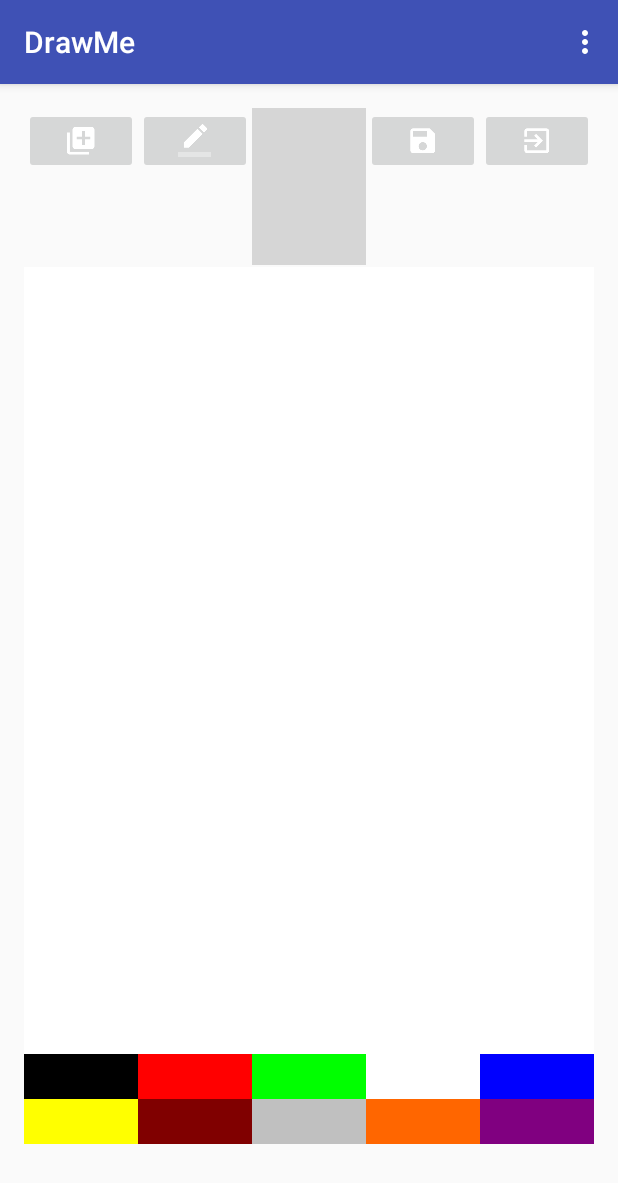
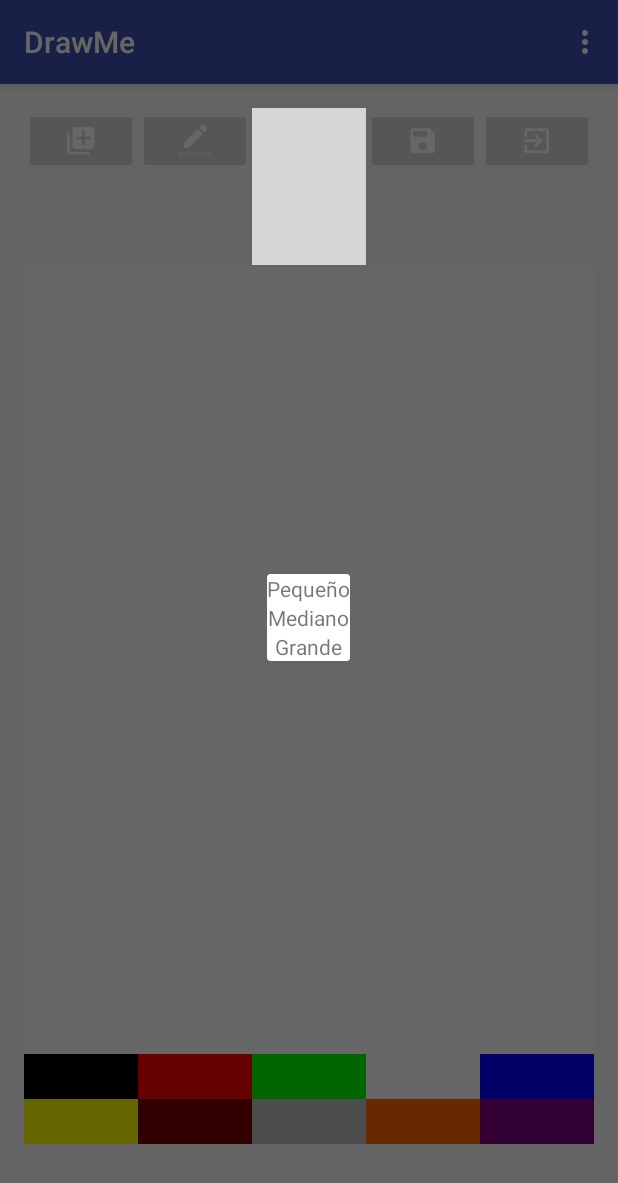
Before and after one commit to Jose95V/DrawMe, an Android app: the screen it shows after launch (MainActivity), after a tap on an icon or button, on a phone screen of 412 x 824 dp. Shown: the top 1183 px of the screen. Run offline under Robolectric (Android 15) with nearby library versions, the phone set to English and light mode, and no system bars; grey boxes are pictures that could not be loaded.

Commit message:
ultimando detalles del boton pintar

```diff
--- a/app/src/main/java/com/example/josedanilo/drawme/Lienzo.java
+++ b/app/src/main/java/com/example/josedanilo/drawme/Lienzo.java
@@ -7,6 +7,7 @@ import android.graphics.Color;
 import android.graphics.Paint;
 import android.graphics.Path;
 import android.util.AttributeSet;
+import android.util.TypedValue;
 import android.view.MotionEvent;
 import android.view.View;
 
@@ -18,10 +19,13 @@ public class Lienzo extends View {
 
 
     private Path drawPath; // se utiliza para ir pintando las lineas
-    private Paint drawPaint, canvasPaint; // paint dibujar y paint canvas
+    private static Paint drawPaint;  // paint dibujar y paint canvas
+    private  Paint canvasPaint;
     private int paintColor = 0xFF000000; //color inicial
     private Canvas drawCanvas; //canvas
     private Bitmap canvasBitmap; //canvas para guardar
+
+     static float TamanoPunto;
 
     public Lienzo(Context context, AttributeSet attrs) {
         super(context, attrs);
@@ -38,6 +42,9 @@ public class Lienzo extends View {
         drawPaint = new Paint();
         drawPaint.setColor(paintColor);
         drawPaint.setAntiAlias(true);
+
+
+
         drawPaint.setStrokeWidth(20);
         drawPaint.setStyle(Paint.Style.STROKE);
         drawPaint.setStrokeJoin(Paint.Join.ROUND);
@@ -100,4 +107,15 @@ public class Lienzo extends View {
         paintColor = Color.parseColor(newColor);
         drawPaint.setColor(paintColor);
     }
+
+    //seleccionar tamaño del punto
+
+    public static void setTamanoPunto(float nuevoTamano){
+
+        drawPaint.setStrokeWidth(nuevoTamano);
+
+
+    }
+
+
 }
--- a/app/src/main/java/com/example/josedanilo/drawme/MainActivity.java
+++ b/app/src/main/java/com/example/josedanilo/drawme/MainActivity.java
@@ -2,6 +2,7 @@ package com.example.josedanilo.drawme;
 
 import android.app.Dialog;
 import android.os.Bundle;
+import android.provider.Settings;
 import android.support.design.widget.FloatingActionButton;
 import android.support.design.widget.Snackbar;
 import android.support.v7.app.AppCompatActivity;
@@ -10,6 +11,7 @@ import android.view.View;
 import android.view.Menu;
 import android.view.MenuItem;
 import android.widget.ImageButton;
+import android.widget.TextView;
 
 public class MainActivity extends AppCompatActivity implements View.OnClickListener{
 
@@ -25,6 +27,8 @@ public class MainActivity extends AppCompatActivity implements View.OnClickListe
     ImageButton naranja;
     ImageButton morado;
 
+    private static Lienzo lienzo;
+
     //botones de accion
     ImageButton nuevo;
     ImageButton trazo;
@@ -33,13 +37,12 @@ public class MainActivity extends AppCompatActivity implements View.OnClickListe
     ImageButton salir;
 
     //tamaños de pincel
-    Integer ppequeno;
-    Integer pmediano;
-    Integer pgrande;
-    Integer pdefecto;
+    float ppequeno;
+    float pmediano;
+    float pgrande;
+    float pdefecto;
 
 
-    Lienzo lienzo;
 
     @Override
     protected void onCreate(Bundle savedInstanceState) {
@@ -47,6 +50,7 @@ public class MainActivity extends AppCompatActivity implements View.OnClickListe
         setContentView(R.layout.activity_main);
         Toolbar toolbar = (Toolbar) findViewById(R.id.toolbar);
         setSupportActionBar(toolbar);
+
         //enlazando colores
         negro = (ImageButton) findViewById(R.id.colornegro);
         blanco = (ImageButton) findViewById(R.id.colorblanco);
@@ -167,13 +171,46 @@ public class MainActivity extends AppCompatActivity implements View.OnClickListe
                 break;
 
             //botones de accion
-            case R.id.nuevo:
+            case R.id.trazo:
+                final Dialog tamanopunto = new Dialog(this);
+                tamanopunto.setTitle("Tamaño del punto:");
+                tamanopunto.setContentView(R.layout.tamano_punto);
 
-                break;
+                //LIsten for click on  tamaños de los botones
 
-            case R.id.trazo:
-                final Dialog brushDialog = new Dialog(this);
-                brushDialog.setTitle("Tamaño del punto:");
+                TextView smallBtn = (TextView) tamanopunto.findViewById(R.id.tpequeno);
+                smallBtn.setOnClickListener(new View.OnClickListener(){
+                    @Override
+                    public void onClick(View v) {
+
+                        Lienzo.setTamanoPunto(ppequeno);
+
+                        tamanopunto.dismiss();
+                    }
+                });
+                TextView mediumBtn = (TextView) tamanopunto.findViewById(R.id.tmediano);
+                mediumBtn.setOnClickListener(new View.OnClickListener(){
+                    @Override
+                    public void onClick(View v) {
+
+                        Lienzo.setTamanoPunto(pmediano);
+
+                        tamanopunto.dismiss();
+                    }
+                });
+                TextView largeBtn = (TextView) tamanopunto.findViewById(R.id.tgrande);
+                largeBtn.setOnClickListener(new View.OnClickListener(){
+                    @Override
+                    public void onClick(View v) {
+
+                        Lienzo.setTamanoPunto(pgrande);
+
+                        tamanopunto.dismiss();
+                    }
+                });
+
+                tamanopunto.show();
+
                 break;
 
             case R.id.borrar:
@@ -186,6 +223,8 @@ public class MainActivity extends AppCompatActivity implements View.OnClickListe
 
             case R.id.salir:
 
+                System.exit(0);
+
                 break;
 
             default:
--- a/app/src/main/res/layout/tamano_punto.xml
+++ b/app/src/main/res/layout/tamano_punto.xml
@@ -3,4 +3,24 @@
     android:orientation="vertical" android:layout_width="match_parent"
     android:layout_height="match_parent">
 
+    <TextView
+        android:text="Pequeño"
+        android:layout_width="wrap_content"
+        android:layout_height="wrap_content"
+        android:id="@+id/tpequeno"
+        android:layout_gravity="center_horizontal"/>
+
+    <TextView
+        android:text="Mediano"
+        android:layout_width="wrap_content"
+        android:layout_height="wrap_content"
+        android:id="@+id/tmediano"
+        android:layout_gravity="center_horizontal"/>
+
+    <TextView
+        android:text="Grande"
+        android:layout_width="wrap_content"
+        android:layout_height="wrap_content"
+        android:id="@+id/tgrande"
+        android:layout_gravity="center_horizontal"/>
 </LinearLayout>
```
